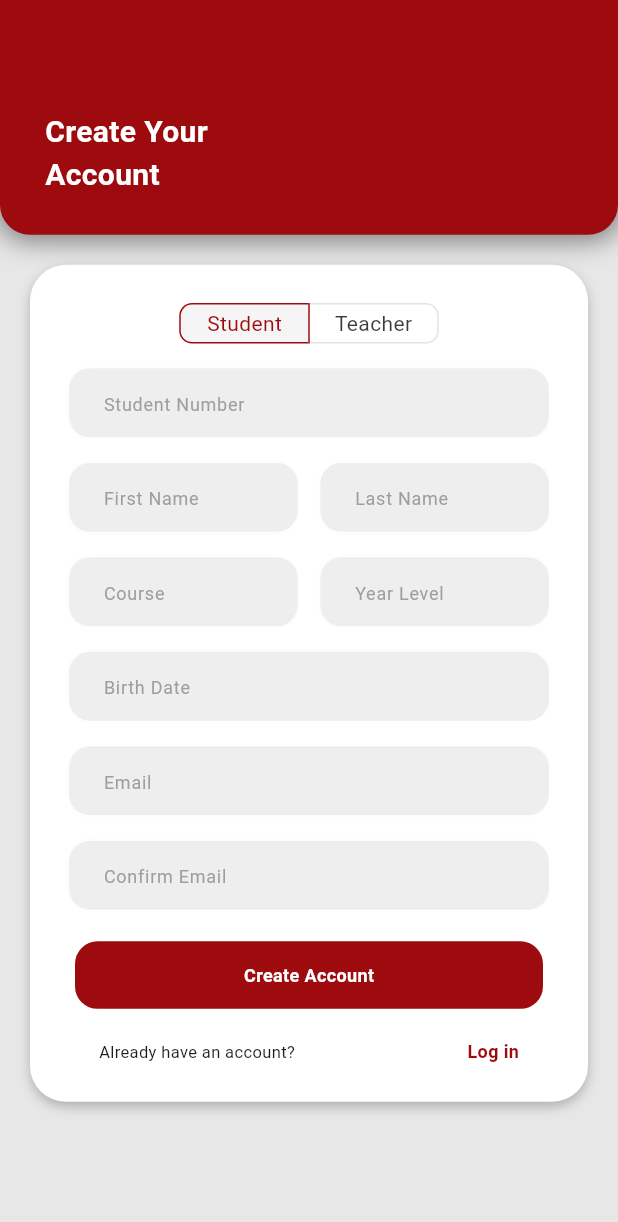
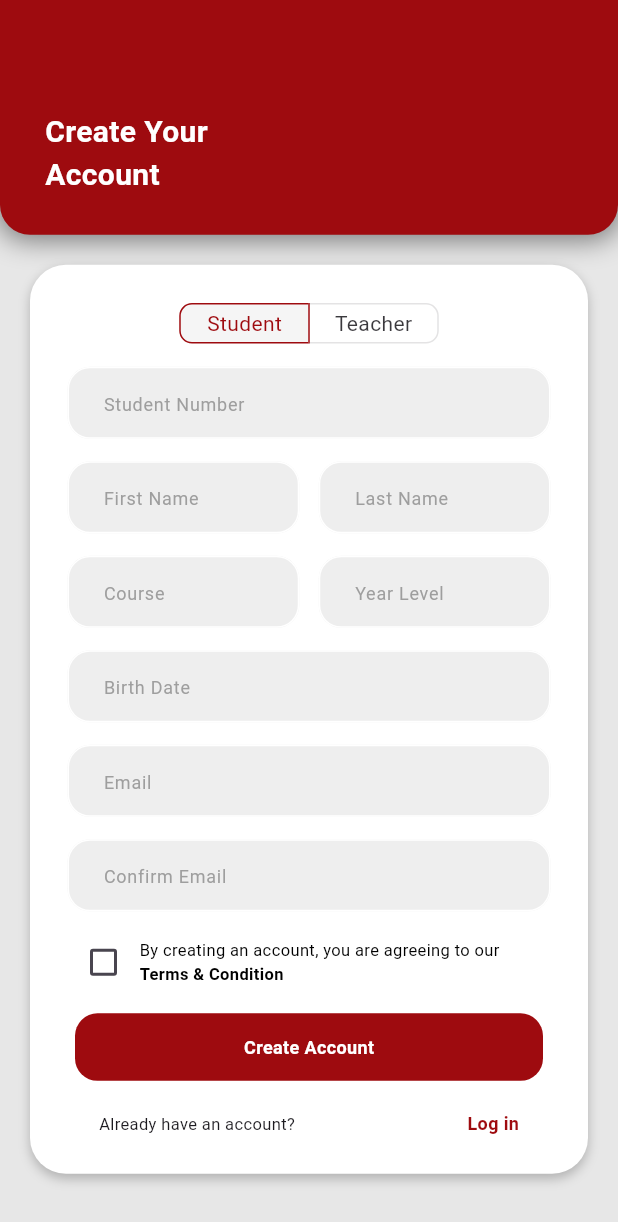
Before and after one commit to gabrielSantoc/myEUC-x-Supabase, a Flutter app: the RegisterStudentScreen screen opened by its route, on a phone screen of 412 x 824 dp. Shown: the top 1222 px of the screen. Run offline on Flutter 3.47's test engine with Material 3 defaults, Android fonts, the phone set to English and light mode, and no system bars; our stand-ins replace convex_bottom_bar, flutter_markdown, font_awesome_flutter, hive, hive_flutter, loading_animation_widget and 2 more; missing offline and left inert: mailto, onesignal_flutter; accounts and stored records are empty; network calls fail.

Commit message:
add terms and condition add developers screen

```diff
--- a/lib/auth/register_page.dart
+++ b/lib/auth/register_page.dart
@@ -1,6 +1,7 @@
 import 'package:flutter/cupertino.dart';
 import 'package:flutter/material.dart';
 import 'package:myeuc_x_supabase/auth/register_teacher_page.dart';
+import 'package:myeuc_x_supabase/components/policy_dialog.dart';
 import 'package:myeuc_x_supabase/main.dart';
 import 'package:myeuc_x_supabase/shared/alert.dart';
 import 'package:myeuc_x_supabase/shared/buttons.dart';
@@ -32,6 +33,7 @@ class _RegisterStudentScreenState extends State<RegisterStudentScreen> {
   final _birthDateController = TextEditingController();
 
   final double sizeBoxHeight = 15;
+  bool _isCheck = false;
 
 
   @override
@@ -158,9 +160,17 @@ class _RegisterStudentScreenState extends State<RegisterStudentScreen> {
 
  // FUNCTION TO CREATE A NEW ACCOUNT
   void  registerAccount () async{
+
+
     await validateStudent();
 
     if(registerFormKey.currentState!.validate()) {
+
+      if(!_isCheck) {
+        Alert.of(context).showError('Sorry, but you cannot create an account if you do not agree to our Terms & Conditions. 😞😞😞');
+        return;
+      }
+
 
       if( isStudentBonafide ) {
 
@@ -243,6 +253,7 @@ class _RegisterStudentScreenState extends State<RegisterStudentScreen> {
       body: SingleChildScrollView(
 
         child: Form(
+          autovalidateMode: AutovalidateMode.onUserInteraction,
           key: registerFormKey,
           child: Column(
 
@@ -457,7 +468,50 @@ class _RegisterStudentScreenState extends State<RegisterStudentScreen> {
                         .validateConfirmation(value, _emailController.text, 'Confirm Email')
                       ),
 
-                      const SizedBox(height: 20),
+                      const SizedBox(height: 10),
+
+                      Padding(
+                        padding: const EdgeInsets.symmetric(horizontal: 25.0),
+                        child: Row(
+                          children: [
+
+                            Checkbox(
+                              activeColor: MAROON,
+                              value: _isCheck,
+                              onChanged: (bool? value) {
+                                if(_isCheck) {
+                                  setState(() {
+                                    _isCheck = false;
+                                  });
+                                  return;
+                                }
+                                showDialog(
+                                  barrierDismissible: false,
+                                  context: context,
+                                  builder: (context) {
+                                    return PolicyDialog(
+                                      mdFileName: 'terms_and_conditions.md',
+                                      buttonName: 'I Understood',
+                                      onTap: () {
+                                        setState(() {
+                                          _isCheck = true;
+                                        });
+                                        Navigator.pop(context);
+                                      },
+                                    );
+
+                                  }
+                                );
+                              }
+                            ),
+
+                            const PrivacyPolicy()
+
+                          ],
+                        ),
+                      ),
+
+                      const SizedBox(height: 10),
 
                       Form(
                         child: Column(
@@ -496,12 +550,11 @@ class _RegisterStudentScreenState extends State<RegisterStudentScreen> {
                         ],
 
                       ),
-                       const SizedBox(height: 10),
+                      const SizedBox(height: 10),
                     ],
                   ),
                 ),
               ),
-              // ANCHOR PAGE VIEW
 
               const SizedBox(height: 40),
             ],
--- a/lib/auth/reset_password.dart
+++ b/lib/auth/reset_password.dart
@@ -35,7 +35,6 @@ class _ResetPassowrdScreenState extends State<ResetPassowrdScreen> {
     _newPasswordController.dispose();
     super.dispose();
   }
-
 
   void showAlertDialog(BuildContext context) {
     showCupertinoDialog<void>(
--- a/lib/shared/constants.dart
+++ b/lib/shared/constants.dart
@@ -96,3 +96,35 @@ class PasswordGuide extends StatelessWidget {
     );
   }
 }
+
+
+class PrivacyPolicy extends StatelessWidget {
+  const PrivacyPolicy({super.key});
+
+
+  @override
+  Widget build(BuildContext context) {
+    return const Expanded(
+      child: Text.rich(
+        TextSpan(
+          text: 'By creating an account, you are agreeing to our ',
+          children: <TextSpan>[
+            TextSpan(
+              text: 'Terms & Condition',
+              style: TextStyle(
+                fontWeight: FontWeight.bold,
+                color: Colors.black,
+              ),
+            ),
+          ],
+        ),
+        textAlign: TextAlign.left,
+        style: TextStyle(
+          fontSize: 11,
+          fontWeight: FontWeight.w400,
+          color: Colors.black,
+        ),
+      ),
+    );
+  }
+}
--- a/pubspec.yaml
+++ b/pubspec.yaml
@@ -47,6 +47,9 @@ dependencies:
   intl: ^0.19.0
   path_provider: ^2.1.4
   dio: ^5.7.0
+  font_awesome_flutter: ^10.8.0
+  url_launcher: ^6.3.1
+  mailto: ^2.0.0
 
 dev_dependencies:
   flutter_test:
@@ -84,6 +87,7 @@ flutter:
     - assets/
     - assets/icon/
     - assets/markdown/
+    - assets/about_dev/
 
   # An image asset can refer to one or more resolution-specific "variants", see
   # https://flutter.dev/assets-and-images/#resolution-aware
```
Also changed, not shown: lib/components/about_dev_screen.dart (added, +157 -0 lines), lib/components/my_drawer.dart (+13 -1 lines), lib/components/policy_dialog.dart (added, +86 -0 lines), lib/shared/buttons.dart (+33 -0 lines), assets/about_dev/gabrielSantoc.jpg (added), assets/about_dev/markJoshua.jpg (added), lib/components/FAQ_screen.dart (renamed from lib/components/FAQ.dart), pubspec.lock, 1 other file.
